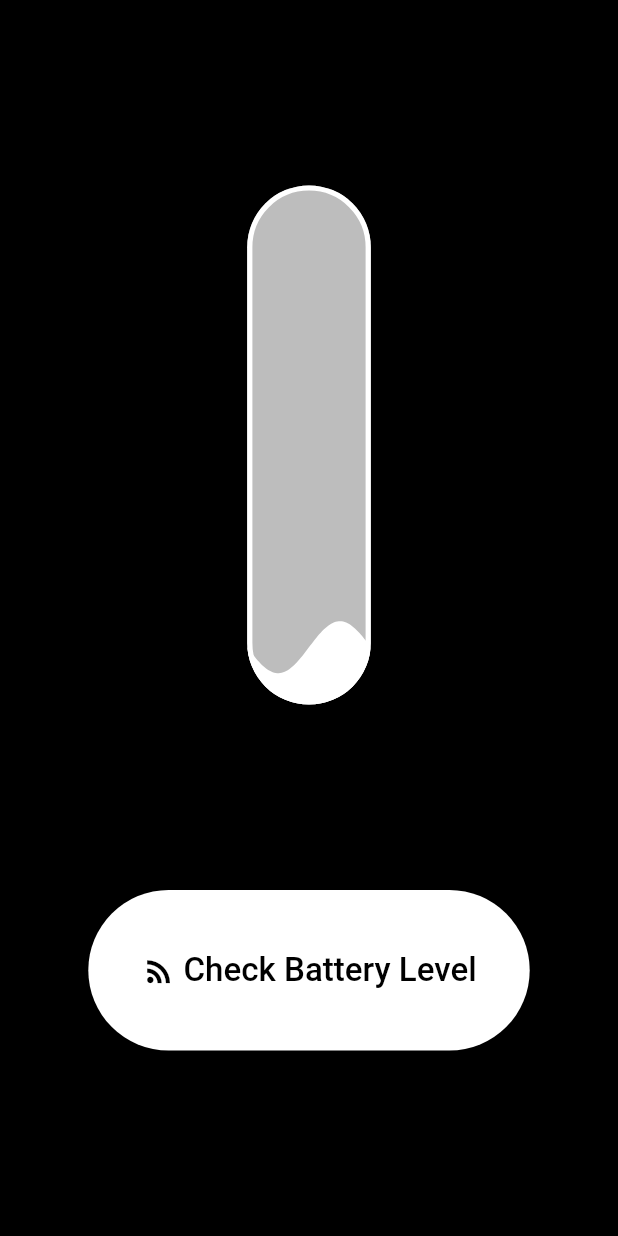
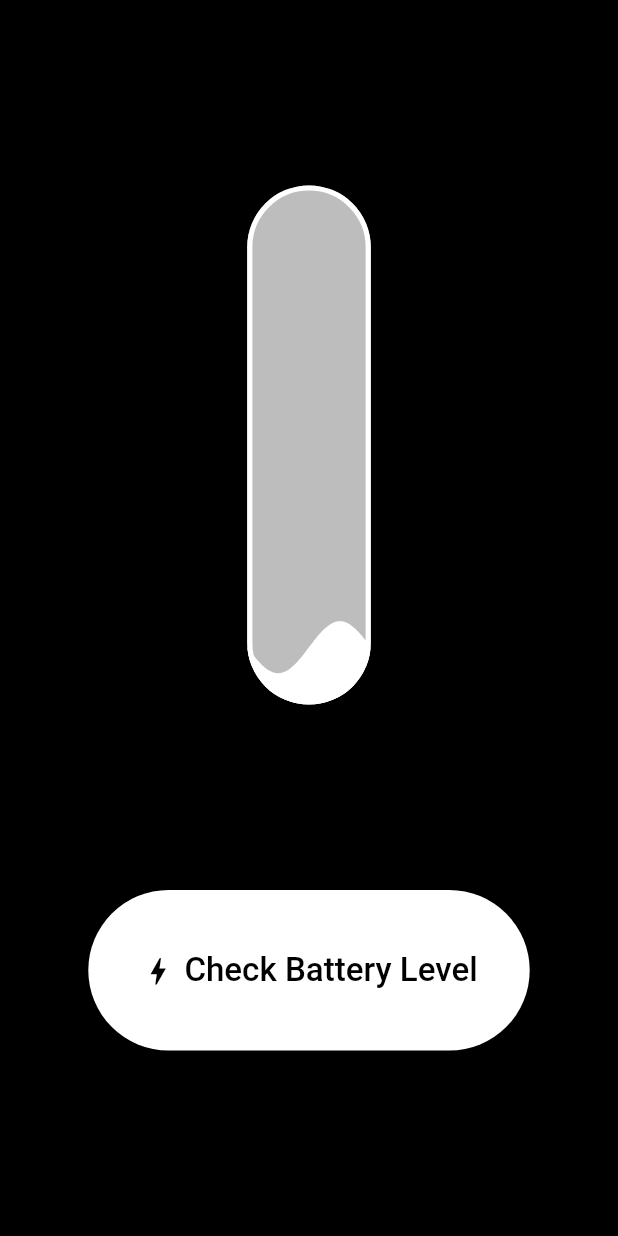
Before and after one commit to devberkay/battery_status, a Flutter app: the screen it shows after launch, on a phone screen of 412 x 824 dp. Run offline on Flutter 3.47's test engine with Material 2 defaults, Android fonts, the phone set to English and light mode, and no system bars; drawn by our look-alikes of liquid_progress_indicator, loader_overlay; our stand-ins replace flutter_hooks, go_router, hooks_riverpod.

Commit message:
Mar 3, 2023, 8:30 PM

```diff
--- a/lib/view/home/widgets/action_button.dart
+++ b/lib/view/home/widgets/action_button.dart
@@ -19,6 +19,7 @@ class ActionButton extends HookConsumerWidget {
                 !ref.read(isMonitoringProvider.notifier).state;
           },
           style: ButtonStyle(
+              padding: MaterialStatePropertyAll(EdgeInsets.zero),
               alignment: Alignment.center,
               splashFactory: InkRipple.splashFactory,
               overlayColor: MaterialStatePropertyAll(Colors.grey.shade400),
@@ -63,7 +64,7 @@ class ActionButton extends HookConsumerWidget {
                 flex: 6,
               ),
               Icon(
-                isMonitoring ? Icons.front_hand_sharp : Icons.rss_feed_sharp,
+                isMonitoring ? Icons.front_hand_sharp : Icons.bolt_sharp,
                 size: constraints.maxWidth * 0.08,
                 color: isMonitoring ? Colors.grey : Colors.black,
               ),
```
